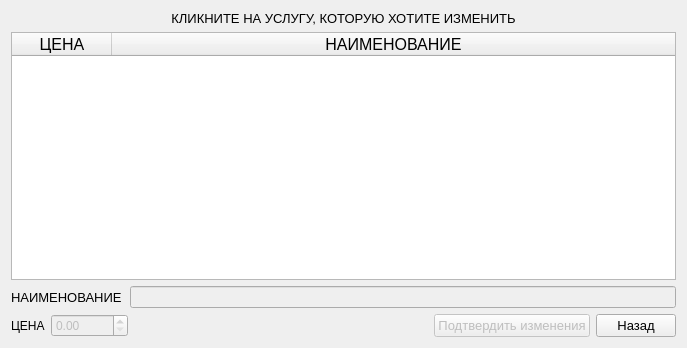
This is code/form_for_change_service.ui in Alex-Sidorov/SEFOLL as Qt 5 draws it before an edit. The edited form follows.
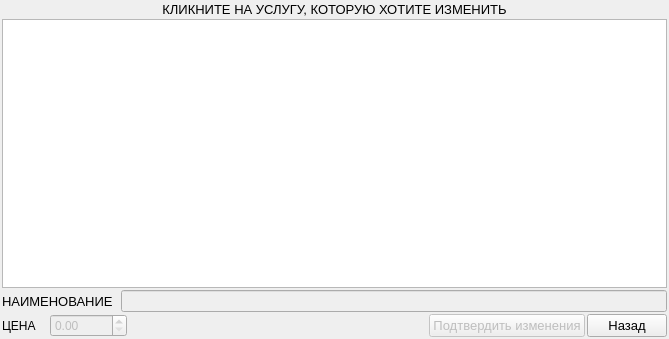
This is the edited form.

Diff of the .ui file:
```diff
--- a/code/form_for_change_service.ui
+++ b/code/form_for_change_service.ui
@@ -7,13 +7,28 @@
     <x>0</x>
     <y>0</y>
     <width>669</width>
-    <height>348</height>
+    <height>339</height>
    </rect>
   </property>
   <property name="windowTitle">
    <string>Form</string>
   </property>
   <layout class="QVBoxLayout" name="verticalLayout">
+   <property name="spacing">
+    <number>2</number>
+   </property>
+   <property name="leftMargin">
+    <number>2</number>
+   </property>
+   <property name="topMargin">
+    <number>2</number>
+   </property>
+   <property name="rightMargin">
+    <number>2</number>
+   </property>
+   <property name="bottomMargin">
+    <number>2</number>
+   </property>
    <item>
     <widget class="QLabel" name="label">
      <property name="font">
@@ -115,7 +130,7 @@
       <bool>false</bool>
      </property>
      <attribute name="horizontalHeaderVisible">
-      <bool>true</bool>
+      <bool>false</bool>
      </attribute>
      <attribute name="horizontalHeaderCascadingSectionResizes">
       <bool>true</bool>
```
Left out of the diff: 2 changed lines with no effect on the pictures.
